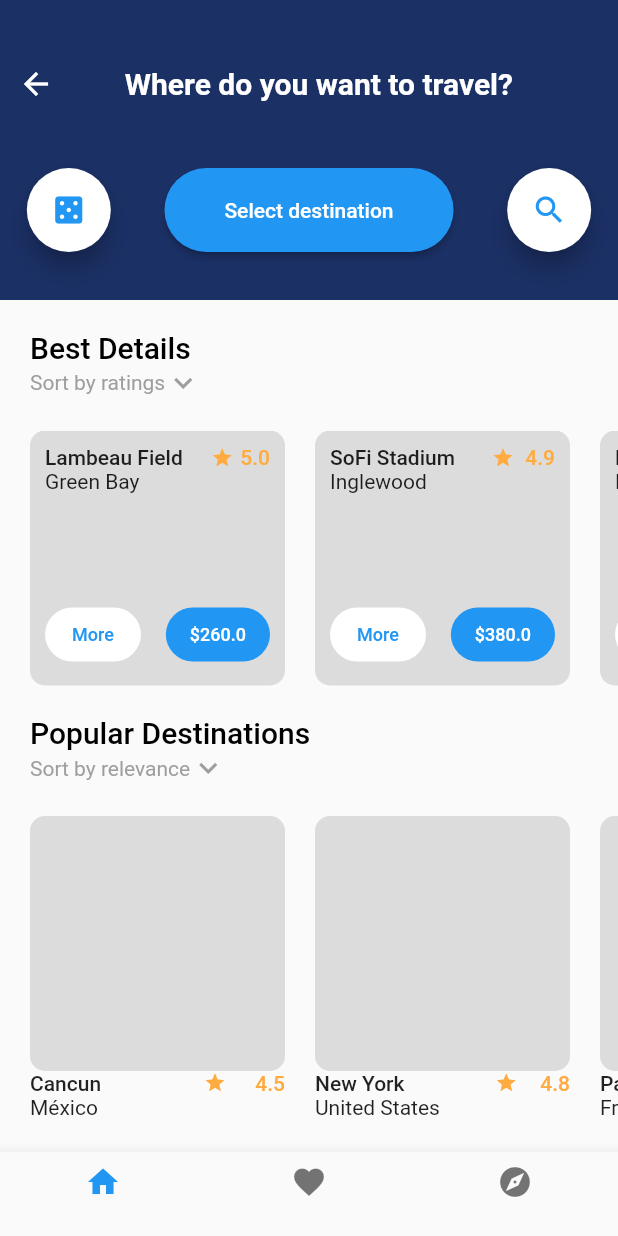
After one commit to Jonap98/Desafios-UI, a Flutter app: the DestinationsPage screen opened by its route, on a phone screen of 412 x 824 dp. The commit adds this screen. Run offline on Flutter 3.47's test engine with Material 2 defaults, Android fonts, the light colour scheme and no system bars; our stand-ins replace font_awesome_flutter.

Commit message:
Agrega desafio Travels App

```diff
--- /dev/null
+++ b/lib/src/pages/day6/destinations_page.dart
@@ -0,0 +1,319 @@
+import 'package:flutter/material.dart';
+
+class DestinationsPage extends StatelessWidget {
+  @override
+  Widget build(BuildContext context) {
+    return Scaffold(
+      body: Column(
+        children: [
+          header(context),
+          Container(
+            margin: EdgeInsets.only(left: 20.0, top: 20.0),
+            child: Column(
+              crossAxisAlignment: CrossAxisAlignment.start,
+              children: [
+                Text(
+                  'Best Details',
+                  style: TextStyle(
+                      color: Colors.black,
+                      fontSize: 20.0,
+                      fontWeight: FontWeight.w500),
+                ),
+                Row(
+                  children: [
+                    Text(
+                      'Sort by ratings',
+                      style: TextStyle(color: Colors.grey),
+                    ),
+                    Icon(Icons.expand_more, color: Colors.grey),
+                  ],
+                ),
+                Container(
+                  height: 170.0,
+                  width: double.infinity,
+                  margin: EdgeInsets.only(top: 20.0, bottom: 20.0),
+                  child: ListView(
+                    scrollDirection: Axis.horizontal,
+                    children: [
+                      DestinationCard(
+                        destination: 'Lambeau Field',
+                        location: 'Green Bay',
+                        rating: 5.0,
+                        price: 260,
+                      ),
+                      DestinationCard(
+                        destination: 'SoFi Stadium',
+                        location: 'Inglewood',
+                        rating: 4.9,
+                        price: 380,
+                      ),
+                      DestinationCard(
+                        destination: 'NRG Stadium',
+                        location: 'Houston',
+                        rating: 4.7,
+                        price: 350,
+                      ),
+                    ],
+                  ),
+                ),
+                Text(
+                  'Popular Destinations',
+                  style: TextStyle(
+                      color: Colors.black,
+                      fontSize: 20.0,
+                      fontWeight: FontWeight.w500),
+                ),
+                Row(
+                  children: [
+                    Text(
+                      'Sort by relevance',
+                      style: TextStyle(color: Colors.grey),
+                    ),
+                    Icon(Icons.expand_more, color: Colors.grey),
+                  ],
+                ),
+                Container(
+                  height: 220.0,
+                  width: double.infinity,
+                  margin: EdgeInsets.only(top: 20.0, bottom: 20.0),
+                  child: ListView(
+                    scrollDirection: Axis.horizontal,
+                    children: [
+                      _PopularDestinationCard(
+                        destination: 'Cancun',
+                        location: 'México',
+                        rating: 4.5,
+                      ),
+                      _PopularDestinationCard(
+                        destination: 'New York',
+                        location: 'United States',
+                        rating: 4.8,
+                      ),
+                      _PopularDestinationCard(
+                        destination: 'Paris',
+                        location: 'France',
+                        rating: 4.3,
+                      ),
+                    ],
+                  ),
+                ),
+              ],
+            ),
+          ),
+        ],
+      ),
+      bottomNavigationBar: BottomNavigationBar(
+        items: [
+          BottomNavigationBarItem(icon: Icon(Icons.home), label: ''),
+          BottomNavigationBarItem(icon: Icon(Icons.favorite), label: ''),
+          BottomNavigationBarItem(icon: Icon(Icons.explore), label: ''),
+        ],
+      ),
+    );
+  }
+
+  Container header(BuildContext context) {
+    return Container(
+      height: 200.0,
+      width: double.infinity,
+      color: Color(0xff1b3065),
+      child: Column(
+        mainAxisAlignment: MainAxisAlignment.spaceEvenly,
+        children: [
+          Row(
+            mainAxisAlignment: MainAxisAlignment.spaceBetween,
+            children: [
+              IconButton(
+                  onPressed: () => Navigator.pop(context),
+                  icon: Icon(
+                    Icons.arrow_back,
+                    color: Colors.white,
+                  )),
+              Container(
+                margin: EdgeInsets.only(right: 70.0),
+                child: Text('Where do you want to travel?',
+                    style: TextStyle(
+                      fontSize: 20.0,
+                      fontWeight: FontWeight.bold,
+                      color: Colors.white,
+                    )),
+              ),
+            ],
+          ),
+          Row(
+            mainAxisAlignment: MainAxisAlignment.spaceAround,
+            children: [
+              FloatingActionButton(
+                backgroundColor: Colors.white,
+                child: Icon(Icons.casino, color: Colors.blue),
+                onPressed: () {},
+              ),
+              ElevatedButton(
+                style: ElevatedButton.styleFrom(
+                  shape: StadiumBorder(),
+                  padding:
+                      EdgeInsets.symmetric(vertical: 20.0, horizontal: 40.0),
+                ),
+                onPressed: () {},
+                child: Text('Select destination'),
+              ),
+              FloatingActionButton(
+                backgroundColor: Colors.white,
+                child: Icon(Icons.search, color: Colors.blue),
+                onPressed: () {},
+              ),
+            ],
+          ),
+        ],
+      ),
+    );
+  }
+}
+
+class _PopularDestinationCard extends StatelessWidget {
+  final String destination;
+  final String location;
+  final double rating;
+
+  const _PopularDestinationCard({
+    Key? key,
+    required this.destination,
+    required this.location,
+    required this.rating,
+  }) : super(key: key);
+
+  @override
+  Widget build(BuildContext context) {
+    return Container(
+      margin: EdgeInsets.only(right: 20.0),
+      width: 170.0,
+      child: Column(
+        crossAxisAlignment: CrossAxisAlignment.start,
+        children: [
+          Container(
+            height: 170.0,
+            // margin: EdgeInsets.only(right: 20.0),
+            padding: EdgeInsets.all(10.0),
+            decoration: BoxDecoration(
+              borderRadius: BorderRadius.circular(10.0),
+              color: Colors.black12,
+            ),
+          ),
+          Row(
+            mainAxisAlignment: MainAxisAlignment.spaceBetween,
+            children: [
+              Text(
+                destination,
+                style: TextStyle(
+                  fontWeight: FontWeight.w500,
+                ),
+              ),
+              SizedBox(width: 30.0),
+              Icon(Icons.grade, color: Colors.orangeAccent, size: 15),
+              Text(
+                '$rating',
+                style: TextStyle(
+                  color: Colors.orangeAccent,
+                  fontWeight: FontWeight.w500,
+                ),
+              ),
+            ],
+          ),
+          Text(location),
+        ],
+      ),
+    );
+  }
+}
+
+class DestinationCard extends StatelessWidget {
+  final String destination;
+  final String location;
+  final double rating;
+  final double price;
+
+  const DestinationCard({
+    Key? key,
+    required this.destination,
+    required this.location,
+    required this.rating,
+    required this.price,
+  }) : super(key: key);
+
+  @override
+  Widget build(BuildContext context) {
+    return Container(
+      // height: 10.0,
+      width: 170.0,
+      margin: EdgeInsets.only(right: 20.0),
+      padding: EdgeInsets.all(10.0),
+      decoration: BoxDecoration(
+        borderRadius: BorderRadius.circular(10.0),
+        color: Colors.black12,
+      ),
+      child: Column(
+        crossAxisAlignment: CrossAxisAlignment.start,
+        mainAxisAlignment: MainAxisAlignment.spaceBetween,
+        children: [
+          Row(
+            mainAxisAlignment: MainAxisAlignment.spaceBetween,
+            children: [
+              Text(
+                destination,
+                style: TextStyle(
+                  fontWeight: FontWeight.w500,
+                ),
+              ),
+              SizedBox(width: 10),
+              Icon(Icons.grade, color: Colors.orangeAccent, size: 15),
+              Text(
+                '$rating',
+                style: TextStyle(
+                  color: Colors.orangeAccent,
+                  fontWeight: FontWeight.w500,
+                ),
+              ),
+            ],
+          ),
+          Text(location),
+          SizedBox(height: 70.0),
+          Row(
+            mainAxisAlignment: MainAxisAlignment.spaceBetween,
+            children: [
+              ElevatedButton(
+                style: ElevatedButton.styleFrom(
+                  primary: Colors.white,
+                  onPrimary: Colors.blue,
+                  shape: StadiumBorder(),
+                  elevation: 0.0,
+                ),
+                onPressed: () {
+                  Navigator.pushNamed(context, 'destination_details_page',
+                      arguments: ({
+                        'destination': destination,
+                        'location': location,
+                        'price': price,
+                        'rating': rating
+                      }));
+                },
+                child: Text('More',
+                    style: TextStyle(color: Colors.blue, fontSize: 12.0)),
+              ),
+              ElevatedButton(
+                style: ElevatedButton.styleFrom(
+                  shape: StadiumBorder(),
+                  elevation: 0.0,
+                ),
+                onPressed: () {},
+                child: Text(
+                  '\$$price',
+                  style: TextStyle(fontSize: 12),
+                ),
+              ),
+            ],
+          ),
+        ],
+      ),
+    );
+  }
+}
--- a/lib/src/pages/pages.dart
+++ b/lib/src/pages/pages.dart
@@ -23,3 +23,7 @@ export 'package:challenges/src/pages/day4/activity_page.dart';
 export 'package:challenges/src/pages/day5/login_meditate_page.dart';
 export 'package:challenges/src/pages/day5/initial_meditate_page.dart';
 export 'package:challenges/src/pages/day5/songs_page.dart';
+
+// Day 6
+export 'package:challenges/src/pages/day6/destinations_page.dart';
+export 'package:challenges/src/pages/day6/destination_details_page.dart';
--- a/lib/src/routes/routes.dart
+++ b/lib/src/routes/routes.dart
@@ -27,5 +27,10 @@ Map<String, WidgetBuilder> getAplicationRoutes() {
     'login_meditate_page': (BuildContext context) => LoginMeditatePage(),
     'initial_meditate_page': (BuildContext context) => InitialMeditatePage(),
     'songs_page': (BuildContext context) => SongsPage(),
+
+    // Day 6
+    'destinations_page': (BuildContext context) => DestinationsPage(),
+    'destination_details_page': (BuildContext context) =>
+        DestinationDetailsPage(),
   };
 }
```
Also changed, not shown: lib/src/pages/day6/destination_details_page.dart (added, +398 -0 lines), lib/src/pages/selection_page.dart (+5 -2 lines), assets/lambeau.jpg (added), assets/nrg.jpg (added), assets/sofi.jpg (added).
